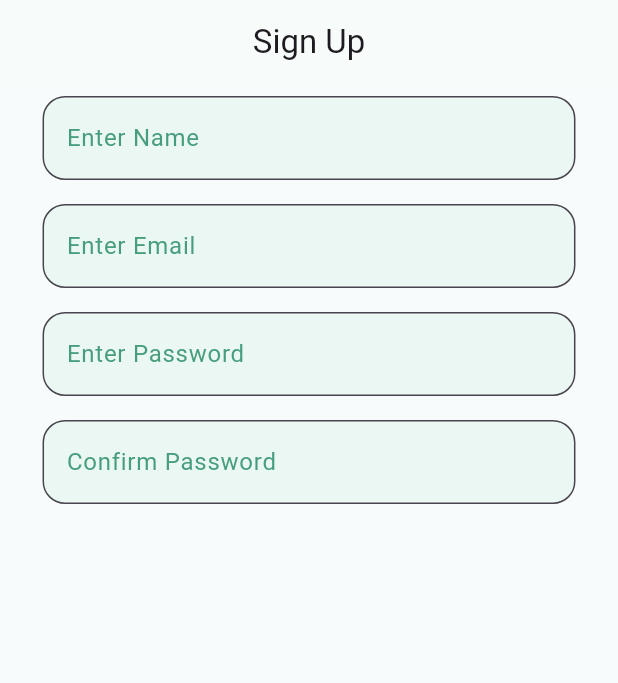
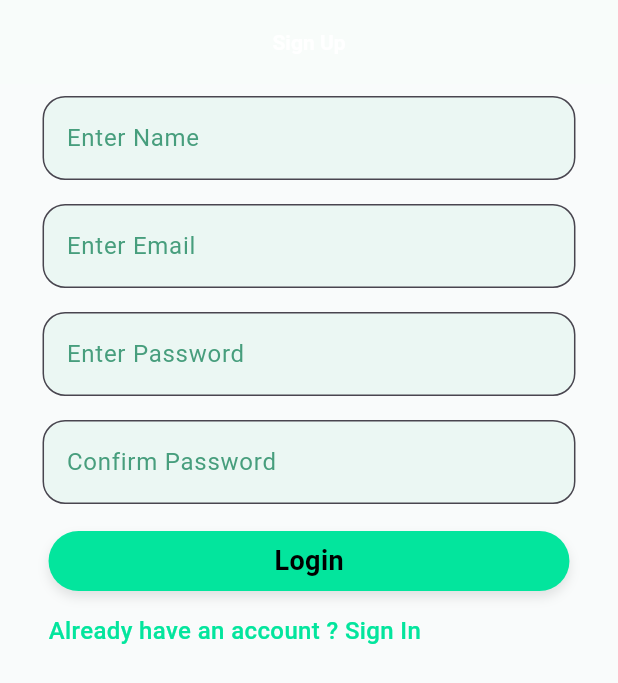
Before and after one commit to Trippycommand/myapp, a Flutter app: the screen it shows after launch, on a phone screen of 412 x 824 dp. Shown: the top 683 px of the screen. Run offline on Flutter 3.47's test engine with Material 3 defaults, Android fonts, the phone set to English and light mode, and no system bars; our stand-ins replace animated_text_kit; Roboto replaces fonts that are missing (Arial).

Commit message:
Completed UI for Login and SignUp

```diff
--- a/lib/Pages/SignUp.dart
+++ b/lib/Pages/SignUp.dart
@@ -13,7 +13,7 @@ class _HomePageState extends State<HomePage> {
   @override
   Widget build(BuildContext context) {
     return Scaffold(
-      backgroundColor: Colors.white,
+      backgroundColor:Color.fromARGB(180, 247, 252, 250),
       body:  SafeArea(child: SignUpUI())
 
     );
--- a/lib/UI component/First/FirstUI.dart
+++ b/lib/UI component/First/FirstUI.dart
@@ -1,4 +1,7 @@
 import 'package:flutter/material.dart';
+import 'package:myapp/Pages/SignUp.dart';
+import 'package:myapp/UI%20component/Templates/Button.dart';
+import 'package:myapp/UI%20component/Templates/Text.dart';
 import 'package:myapp/UI%20component/Templates/Textfeild.dart';
 
 class FirstUI extends StatelessWidget {
@@ -10,14 +13,20 @@ class FirstUI extends StatelessWidget {
   Widget build(BuildContext context) {
     final screenwitdh = MediaQuery.of(context).size.width;
     return Scaffold(
-      backgroundColor:Color.fromARGB(211, 247, 252, 250) ,
+      backgroundColor: Color.fromARGB(180, 247, 252, 250),
       appBar: AppBar(
-        backgroundColor:Color(0xffF7FCFA),
+        backgroundColor: Color.fromARGB(180, 247, 252, 250),
         title: Text("Sign Up"),
+        titleTextStyle: TextStyle(fontWeight: FontWeight.bold),
         centerTitle: true, // <-- this will center the title
       ),
       body: Padding(
-        padding: EdgeInsets.only(left:screenwitdh*0.03,right: screenwitdh*0.03),
+        padding: EdgeInsets.only(
+          left: screenwitdh * 0.03,
+          right: screenwitdh * 0.03,
+        ),
+        child: SingleChildScrollView(
+          physics: BouncingScrollPhysics(),
           child: Column(
             children: [
               CustomTextField(
@@ -30,21 +39,56 @@ class FirstUI extends StatelessWidget {
                 label: "Enter Email",
                 controller: nameController,
                 color: const Color(0xff479E7D),
-              backgroundColor: Color.fromARGB(180, 229, 245, 240)
+                backgroundColor: Color.fromARGB(180, 229, 245, 240),
               ),
               CustomTextField(
                 label: "Enter Password",
                 controller: nameController,
                 color: const Color(0xff479E7D),
-              backgroundColor: Color.fromARGB(180, 229, 245, 240)
+                backgroundColor: Color.fromARGB(180, 229, 245, 240),
               ),
               CustomTextField(
                 label: "Confirm Password",
                 controller: nameController,
                 color: const Color(0xff479E7D),
-              backgroundColor: Color.fromARGB(180, 229, 245, 240)
+                backgroundColor: Color.fromARGB(180, 229, 245, 240),
+              ),
+              Container(
+                //For Button
+                margin: EdgeInsets.only(left: 20, right: 20),
+                child: CustomButton(
+                  label: "Login",
+                  onPressed: () {
+                    print("Login sucessful");
+                  },
+                  height: 50,
+                  width: screenwitdh,
+                  textColor: Colors.black,
+                  color: const Color.fromARGB(255, 3, 229, 157),
+                ),
+              ),
+              Padding(
+                padding: const EdgeInsets.only(left: 20, bottom: 10, top: 15),
+                child: Align(
+                  alignment: Alignment.centerLeft,
+                  child: GestureDetector(
+                    onTap: () {
+                      Navigator.push(
+                        context,
+                        MaterialPageRoute(builder: (Context) => HomePage()),
+                      );
+                    },
+                    child: CustomText(
+                      text: "Already have an account ? Sign In ",
+                      color: const Color.fromARGB(255, 3, 229, 157),
+                      textAlign: TextAlign.left,
+                      fontWeight: FontWeight.w500,
+                    ),
+                  ),
+                ),
               ),
             ],
+          ),
         ),
       ),
     );
--- a/lib/UI component/SignUp/SignUp.dart
+++ b/lib/UI component/SignUp/SignUp.dart
@@ -55,11 +55,13 @@ class SignUpUI extends StatelessWidget implements PreferredSizeWidget {
                   label: 'Enter Name',
                   controller: nameController,
                   color: const Color.fromARGB(255, 94, 200, 149),
+                  backgroundColor: Color.fromARGB(180, 229, 245, 240),
                 ),
                 CustomTextField(
                   label: "Password",
                   controller: passController,
                   color: const Color.fromARGB(255, 94, 200, 149),
+                  backgroundColor: Color.fromARGB(180, 229, 245, 240),
                 ),
                 Padding(
                   padding: const EdgeInsets.only(left: 20, bottom: 10, top: 5),
--- a/lib/UI component/Templates/Button.dart
+++ b/lib/UI component/Templates/Button.dart
@@ -57,9 +57,10 @@ class _CustomButtonState extends State<CustomButton> {
           onTapCancel: _onTapCancel,
           onTap: widget.onPressed,
           child: Container(
+            margin:EdgeInsets.only(top: 10),
             decoration: BoxDecoration(
               color: widget.color,
-              borderRadius: BorderRadius.circular(12),
+              borderRadius: BorderRadius.circular(20),
               boxShadow: [
                 BoxShadow(
                   color: Colors.black.withOpacity(0.1),
```
Lines whose indentation alone changed are shown as unchanged.
